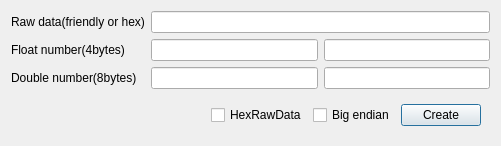
x-tools-author/x-tools, file src/tools/floatassistant/src/SAKToolFloatAssistant.ui: the form before one commit.
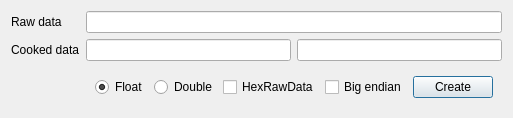
The form after the commit.

Diff of the .ui file:
```diff
--- a/src/tools/floatassistant/src/SAKToolFloatAssistant.ui
+++ b/src/tools/floatassistant/src/SAKToolFloatAssistant.ui
@@ -6,8 +6,8 @@
    <rect>
     <x>0</x>
     <y>0</y>
-    <width>501</width>
-    <height>137</height>
+    <width>491</width>
+    <height>111</height>
    </rect>
   </property>
   <property name="windowTitle">
@@ -23,65 +23,11 @@
       </sizepolicy>
      </property>
      <property name="text">
-      <string>Raw data(friendly or hex)</string>
+      <string>Raw data</string>
      </property>
     </widget>
    </item>
-   <item row="1" column="0">
-    <widget class="QLabel" name="label_2">
-     <property name="sizePolicy">
-      <sizepolicy hsizetype="Fixed" vsizetype="Preferred">
-       <horstretch>0</horstretch>
-       <verstretch>0</verstretch>
-      </sizepolicy>
-     </property>
-     <property name="text">
-      <string>Float number(4bytes)</string>
-     </property>
-    </widget>
-   </item>
-   <item row="1" column="1">
-    <widget class="QLineEdit" name="friendlyCookedData32LineEdit">
-     <property name="readOnly">
-      <bool>true</bool>
-     </property>
-    </widget>
-   </item>
-   <item row="1" column="2">
-    <widget class="QLineEdit" name="hexCookedData32LineEdit">
-     <property name="readOnly">
-      <bool>true</bool>
-     </property>
-    </widget>
-   </item>
-   <item row="2" column="0">
-    <widget class="QLabel" name="label_3">
-     <property name="sizePolicy">
-      <sizepolicy hsizetype="Fixed" vsizetype="Preferred">
-       <horstretch>0</horstretch>
-       <verstretch>0</verstretch>
-      </sizepolicy>
-     </property>
-     <property name="text">
-      <string>Double number(8bytes)</string>
-     </property>
-    </widget>
-   </item>
-   <item row="2" column="1">
-    <widget class="QLineEdit" name="friendlyCookedData64LineEdit">
-     <property name="readOnly">
-      <bool>true</bool>
-     </property>
-    </widget>
-   </item>
-   <item row="2" column="2">
-    <widget class="QLineEdit" name="hexCookedData64LineEdit">
-     <property name="readOnly">
-      <bool>true</bool>
-     </property>
-    </widget>
-   </item>
-   <item row="3" column="1" colspan="2">
+   <item row="2" column="1" colspan="2">
     <widget class="QWidget" name="widget" native="true">
      <property name="sizePolicy">
       <sizepolicy hsizetype="Expanding" vsizetype="Preferred">
@@ -103,6 +49,23 @@
         </property>
        </spacer>
       </item>
+      <item>
+       <widget class="QRadioButton" name="floatRadioButton">
+        <property name="text">
+         <string>Float</string>
+        </property>
+        <property name="checked">
+         <bool>true</bool>
+        </property>
+       </widget>
+      </item>
+      <item>
+       <widget class="QRadioButton" name="doubleRadioButton">
+        <property name="text">
+         <string>Double</string>
+        </property>
+       </widget>
+      </item>
       <item>
        <widget class="QCheckBox" name="hexRawDataCheckBox">
         <property name="text">
@@ -127,9 +90,36 @@
      </layout>
     </widget>
    </item>
+   <item row="1" column="2">
+    <widget class="QLineEdit" name="hexCookedDataLineEdit">
+     <property name="readOnly">
+      <bool>true</bool>
+     </property>
+    </widget>
+   </item>
    <item row="0" column="1" colspan="2">
     <widget class="QLineEdit" name="rawDataLineEdit"/>
    </item>
+   <item row="1" column="0">
+    <widget class="QLabel" name="label_2">
+     <property name="sizePolicy">
+      <sizepolicy hsizetype="Fixed" vsizetype="Preferred">
+       <horstretch>0</horstretch>
+       <verstretch>0</verstretch>
+      </sizepolicy>
+     </property>
+     <property name="text">
+      <string>Cooked data</string>
+     </property>
+    </widget>
+   </item>
+   <item row="1" column="1">
+    <widget class="QLineEdit" name="friendlyCookedDataLineEdit">
+     <property name="readOnly">
+      <bool>true</bool>
+     </property>
+    </widget>
+   </item>
   </layout>
  </widget>
  <resources/>
```
